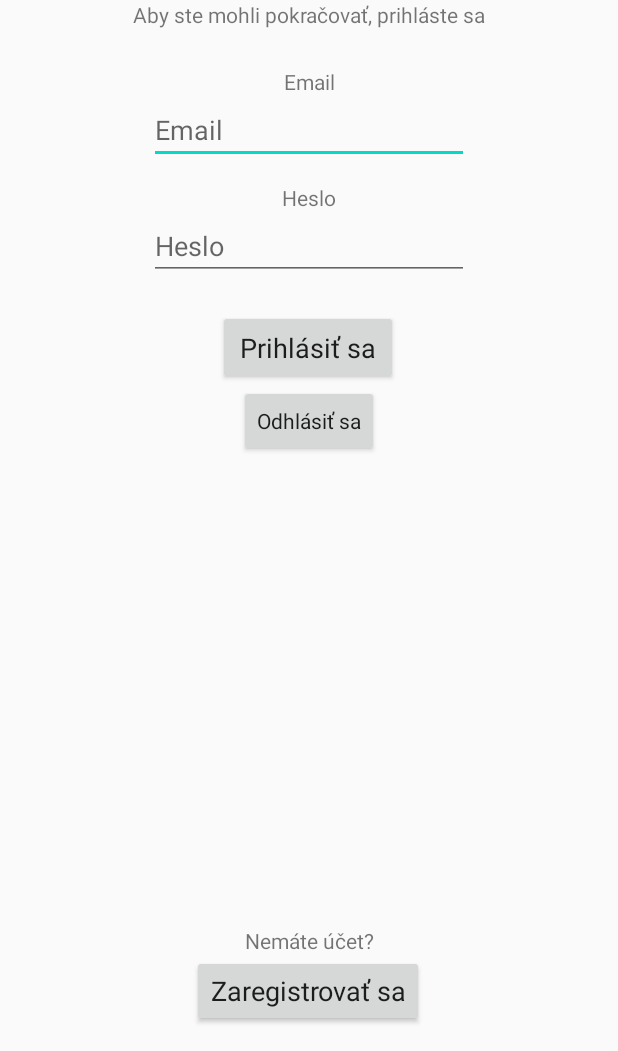
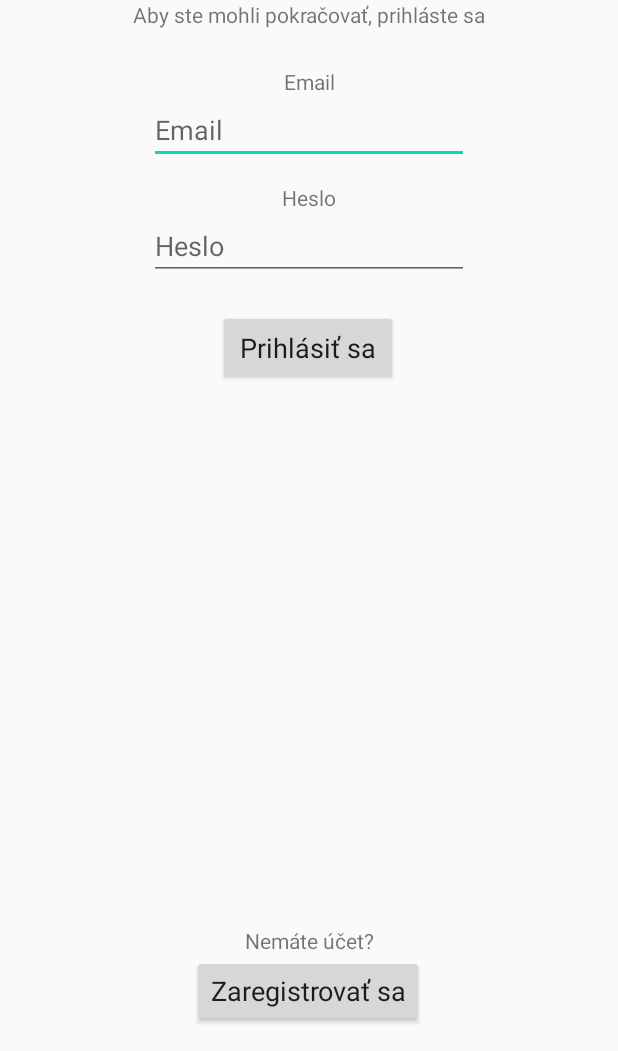
Before and after one commit to Trupendo/FinHealth, an Android app: the screen it shows after launch (MainActivity), on a phone screen of 412 x 824 dp, the part 185-1236 px from its top. Run offline under Robolectric (Android 15) with nearby library versions, the phone set to English and light mode, and no system bars; our stand-ins replace Firebase (no records; nobody signed in at launch, a user with empty details on screens opened directly).

Commit message:
odstranenie signOut tlacitka

```diff
--- a/app/src/main/java/devetlopers/finhealth/LoginFragment.java
+++ b/app/src/main/java/devetlopers/finhealth/LoginFragment.java
@@ -51,7 +51,7 @@ public class LoginFragment extends Fragment {
         FirebaseFirestore firebaseFirestore = FirebaseFirestore.getInstance();
         Button signUpButton = view.findViewById(R.id.signUpButton);
         Button signInButton = view.findViewById(R.id.signInButton);
-        Button signOutButton = view.findViewById(R.id.signOutButton);
+//        Button signOutButton = view.findViewById(R.id.signOutButton);
         TextView emailField = view.findViewById(R.id.emailField);
         TextView passwordField = view.findViewById(R.id.passwordField);
 
@@ -87,10 +87,10 @@ public class LoginFragment extends Fragment {
         });
 
         auth.signOut();
-        signOutButton.setOnClickListener(view1 -> {
-            auth.signOut();
-            Toast.makeText(getContext(), "ODHLASENE", Toast.LENGTH_SHORT).show();
-        });
+//        signOutButton.setOnClickListener(view1 -> {
+//            auth.signOut();
+//            Toast.makeText(getContext(), "ODHLASENE", Toast.LENGTH_SHORT).show();
+//        });
     }
 
 
--- a/app/src/main/res/layout/fragment_login.xml
+++ b/app/src/main/res/layout/fragment_login.xml
@@ -22,16 +22,16 @@
         app:layout_constraintStart_toStartOf="parent"
         app:layout_constraintTop_toTopOf="parent" />
 
-    <Button
-        android:id="@+id/signOutButton"
-        android:layout_width="wrap_content"
-        android:layout_height="wrap_content"
-        android:gravity="center"
-        android:text="@string/sign_out"
-        android:textAppearance="@style/TextAppearance.AppCompat.Body1"
-        app:layout_constraintEnd_toEndOf="parent"
-        app:layout_constraintStart_toStartOf="parent"
-        app:layout_constraintTop_toBottomOf="@+id/signInButton" />
+<!--    <Button-->
+<!--        android:id="@+id/signOutButton"-->
+<!--        android:layout_width="wrap_content"-->
+<!--        android:layout_height="wrap_content"-->
+<!--        android:gravity="center"-->
+<!--        android:text="@string/sign_out"-->
+<!--        android:textAppearance="@style/TextAppearance.AppCompat.Body1"-->
+<!--        app:layout_constraintEnd_toEndOf="parent"-->
+<!--        app:layout_constraintStart_toStartOf="parent"-->
+<!--        app:layout_constraintTop_toBottomOf="@+id/signInButton" />-->
 
     <Button
         android:id="@+id/signUpButton"
```
